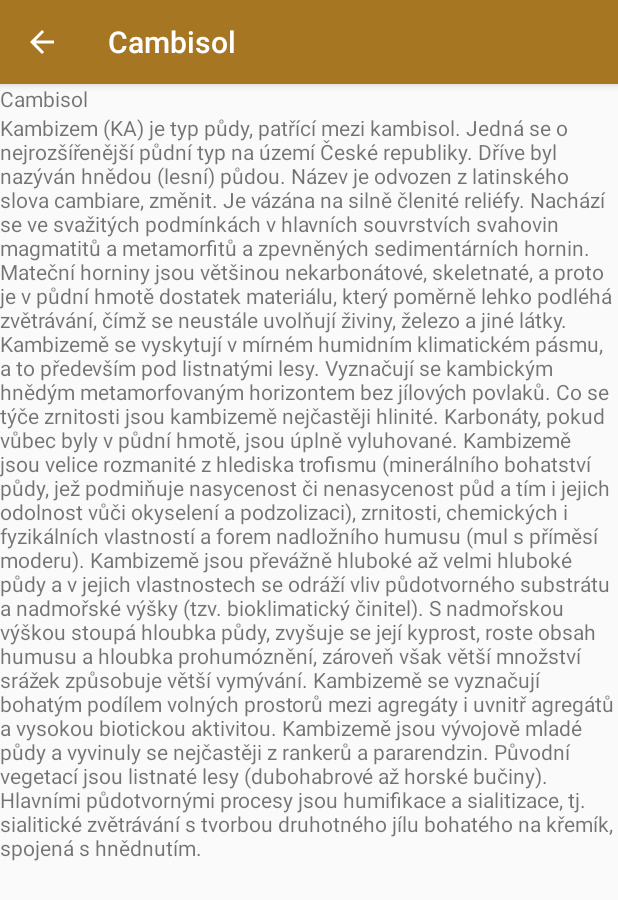
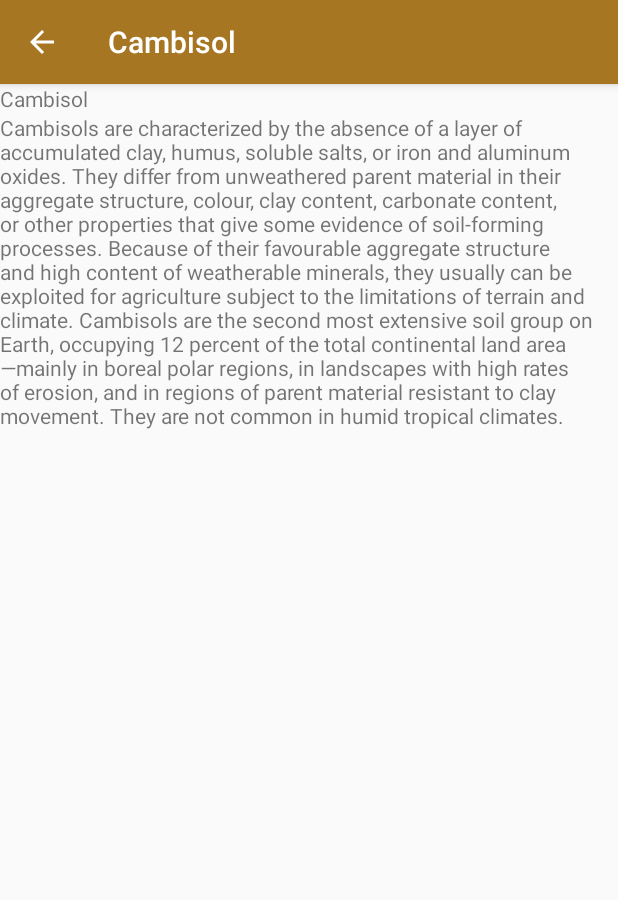
Before and after one commit to Barilac/CSM, an Android app: the fragment GalleryFragment shown on its own in the app's theme, after a tap on "Ca", on a phone screen of 412 x 824 dp. Shown: the top 900 px of the screen. Run offline under Robolectric (Android 15) with nearby library versions, the phone set to English and light mode, and no system bars.

Commit message:
Added soil list in English.

```diff
--- a/app/src/main/res/layout/activity_detail.xml
+++ b/app/src/main/res/layout/activity_detail.xml
@@ -6,13 +6,16 @@
     android:layout_height="match_parent"
     tools:context=".ui.gallery.DetailActivity">
 
-    <LinearLayout
+    <ScrollView
         android:layout_width="match_parent"
         android:layout_height="wrap_content"
-        android:orientation="vertical"
         app:layout_constraintEnd_toEndOf="parent"
         app:layout_constraintStart_toStartOf="parent"
         app:layout_constraintTop_toTopOf="parent">
+        <LinearLayout
+            android:layout_width="match_parent"
+            android:layout_height="wrap_content"
+            android:orientation="vertical">
 
         <TextView
             android:id="@+id/soil_name_detail_id"
@@ -22,6 +25,8 @@
         <TextView
             android:id="@+id/soil_text_detail_id"
             android:layout_width="wrap_content"
-            android:layout_height="wrap_content"></TextView>
+            android:layout_height="wrap_content"
+            android:autoLink="web"></TextView>
     </LinearLayout>
+    </ScrollView>
 </androidx.constraintlayout.widget.ConstraintLayout>
--- a/app/src/main/res/values/soils.xml
+++ b/app/src/main/res/values/soils.xml
@@ -2,29 +2,28 @@
 <resources>
     <string-array name="soil_names">
         <item>Anthrosol</item>
-        <item>Brown earth</item>
         <item>Cambisol</item>
         <item>Chernozem</item>
         <item>Gley</item>
-        <item>Gleyic Chernozems</item>
         <item>Luvisol</item>
-        <item>Pararendzina</item>
-        <item>Rendzina</item>
+
     </string-array>
 
     <string-array name="soil_texts">
-        <item>Anthrosol Anthrosol Anthrosol Anthrosol Anthrosol Anthrosol Anthrosol Anthrosol Anthrosol Anthrosol Anthrosol Anthrosol</item>
-        <item>Brown earth Brown earth Brown earth Brown earth Brown earth Brown earth Brown earth Brown earth Brown earth Brown earth</item>
-        <item>Kambizem (KA) je typ půdy, patřící mezi kambisol. Jedná se o nejrozšířenější půdní typ na území České republiky. Dříve byl nazýván hnědou (lesní) půdou. Název je odvozen z latinského slova cambiare, změnit.
-Je vázána na silně členité reliéfy. Nachází se ve svažitých podmínkách v hlavních souvrstvích svahovin magmatitů a metamorfitů a zpevněných sedimentárních hornin. Mateční horniny jsou většinou nekarbonátové, skeletnaté, a proto je v půdní hmotě dostatek materiálu, který poměrně lehko podléhá zvětrávání, čímž se neustále uvolňují živiny, železo a jiné látky.
-Kambizemě se vyskytují v mírném humidním klimatickém pásmu, a to především pod listnatými lesy. Vyznačují se kambickým hnědým metamorfovaným horizontem bez jílových povlaků. Co se týče zrnitosti jsou kambizemě nejčastěji hlinité. Karbonáty, pokud vůbec byly v půdní hmotě, jsou úplně vyluhované. Kambizemě jsou velice rozmanité z hlediska trofismu (minerálního bohatství půdy, jež podmiňuje nasycenost či nenasycenost půd a tím i jejich odolnost vůči okyselení a podzolizaci), zrnitosti, chemických i fyzikálních vlastností a forem nadložního humusu (mul s příměsí moderu). Kambizemě jsou převážně hluboké až velmi hluboké půdy a v jejich vlastnostech se odráží vliv půdotvorného substrátu a nadmořské výšky (tzv. bioklimatický činitel). S nadmořskou výškou stoupá hloubka půdy, zvyšuje se její kyprost, roste obsah humusu a hloubka prohumóznění, zároveň však větší množství srážek způsobuje větší vymývání. Kambizemě se vyznačují bohatým podílem volných prostorů mezi agregáty i uvnitř agregátů a vysokou biotickou aktivitou. Kambizemě jsou vývojově mladé půdy a vyvinuly se nejčastěji z rankerů a pararendzin.
-Původní vegetací jsou listnaté lesy (dubohabrové až horské bučiny). Hlavními půdotvornými procesy jsou humifikace a sialitizace, tj. sialitické zvětrávání s tvorbou druhotného jílu bohatého na křemík, spojená s hnědnutím.</item>
-        <item>Chernozem Chernozem Chernozem Chernozem Chernozem Chernozem Chernozem Chernozem Chernozem Chernozem Chernozem Chernozem</item>
-        <item>Gley Gley Gley Gley Gley Gley Gley Gley Gley Gley Gley Gley Gley Gley Gley Gley Gley Gley Gley Gley Gley Gley Gley Gley</item>
-        <item>Gleyic Chernozems Gleyic Chernozems Gleyic Chernozems Gleyic Chernozems Gleyic Chernozems Gleyic Chernozems</item>
-        <item>Luvisol Luvisol Luvisol Luvisol Luvisol Luvisol Luvisol Luvisol Luvisol Luvisol Luvisol Luvisol Luvisol Luvisol</item>
-        <item>Pararendzina Pararendzina Pararendzina Pararendzina Pararendzina Pararendzina Pararendzina Pararendzina Pararendzina Pararendzina</item>
-        <item>Rendzina Rendzina Rendzina Rendzina Rendzina Rendzina Rendzina Rendzina Rendzina Rendzina Rendzina Rendzina Rendzina Rendzina</item>
+        <item>An anthrosol (or anthropogenic soil) in the World Reference Base for Soil Resources (WRB) is a type of soil that has been formed or heavily modified due to long-term human activity, such as from irrigation, addition of organic waste or wet-field cultivation used to create paddy fields.
+        \n\n
+            Such soils can be formed from any parent soil, and are commonly found in areas where agriculture has been practised for centuries. Anthrosols can be found worldwide, though they tend to have different soil horizons in different regions. For example, in northwestern Europe anthrosols commonly have plaggic or terric (strongly affected by manure) horizons, and together they cover some 500,000 hectares.
+        </item>
+        <item>Cambisols are characterized by the absence of a layer of accumulated clay, humus, soluble salts, or iron and aluminum oxides. They differ from unweathered parent material in their aggregate structure, colour, clay content, carbonate content, or other properties that give some evidence of soil-forming processes. Because of their favourable aggregate structure and high content of weatherable minerals, they usually can be exploited for agriculture subject to the limitations of terrain and climate. Cambisols are the second most extensive soil group on Earth, occupying 12 percent of the total continental land area—mainly in boreal polar regions, in landscapes with high rates of erosion, and in regions of parent material resistant to clay movement. They are not common in humid tropical climates.</item>
+        <item>Chernozem (from Russian: chernozyom; "black soil") is a black-colored soil containing a high percentage of humus (4% to 16%) and high percentages of phosphoric acids, phosphorus, and ammonia. Chernozem is very fertile and can produce high agricultural yields with its high moisture storage capacity. Chernozems are also a Reference Soil Group of the World Reference Base for Soil Resources (WRB).</item>
+        <item>A Gley is a wetland soil (hydric soil) that, unless drained, is saturated with groundwater for long enough periods to develop a characteristic gleyic colour pattern. This pattern is essentially made up of reddish, brownish, or yellowish colours at surfaces of soil particles and/or in the upper soil horizons mixed with greyish/blueish colours inside the peds and/or deeper in the soil. Gleysols are also known as Gleyzems, meadow soils, Aqu-suborders of Entisols, Inceptisols and Mollisols (USDA soil taxonomy), or as groundwater soils and hydro-morphic soils.
+\n\n
+Gleysols occur within a wide range of unconsolidated materials, mainly fluvial, marine and lacustrine sediments of Pleistocene or Holocene age, having basic to acidic mineralogy. They are found in depression areas and low landscape positions with shallow groundwater.</item>
+        <item>Luvisol The mixed mineralogy, high nutrient content, and good drainage of these soils make them suitable for a wide range of agriculture, from grains to orchards to vineyards. Luvisols form on flat or gently sloping landscapes under climatic regimes that range from cool temperate to warm Mediterranean. Occupying just over 5 percent of the total continental land area on Earth, they are found typically in west-central Russia, the United States, central Europe, the Mediterranean basin, and southern Australia.
+           \n\n
+Luvisols are technically characterized by a surface accumulation of humus overlying an extensively leached layer that is nearly devoid of clay and iron-bearing minerals. Below the latter lies a layer of mixed clay accumulation that has high levels of available nutrient ions comprising calcium, magnesium, sodium, or potassium. Luvisols are often associated with Cambisols. Albeluvisols are a related FAO soil group also exhibiting clay migration.
+        </item>
+
     </string-array>
 
 </resources>
```
